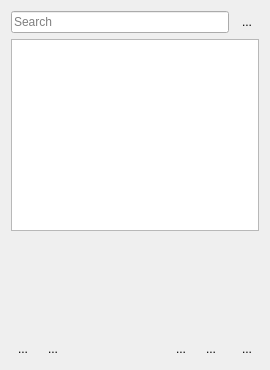
This is src/ui/guideslist_ui.ui in KDE/kdenlive as Qt 5 draws it before an edit. The edited form follows.
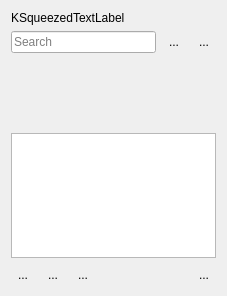
This is the edited form. Icons and pictures are not drawn. Custom widgets are drawn as their Qt base class.

Commit message: Make guides list show clip markers when a bin clip is selected, allow editing several markers (only allows changing category)

```diff
--- a/src/ui/guideslist_ui.ui
+++ b/src/ui/guideslist_ui.ui
@@ -6,15 +6,127 @@
    <rect>
     <x>0</x>
     <y>0</y>
-    <width>270</width>
-    <height>370</height>
+    <width>227</width>
+    <height>296</height>
    </rect>
   </property>
   <property name="windowTitle">
    <string>Form</string>
   </property>
   <layout class="QGridLayout" name="gridLayout">
-   <item row="3" column="4">
+   <item row="0" column="0" colspan="3">
+    <widget class="KSqueezedTextLabel" name="guideslist_label">
+     <property name="text">
+      <string>KSqueezedTextLabel</string>
+     </property>
+    </widget>
+   </item>
+   <item row="1" column="0">
+    <widget class="QLineEdit" name="filter_line">
+     <property name="placeholderText">
+      <string>Search</string>
+     </property>
+     <property name="clearButtonEnabled">
+      <bool>true</bool>
+     </property>
+    </widget>
+   </item>
+   <item row="1" column="2">
+    <widget class="QToolButton" name="sort_guides">
+     <property name="text">
+      <string>...</string>
+     </property>
+     <property name="icon">
+      <iconset theme="view-sort">
+       <normaloff>.</normaloff>.</iconset>
+     </property>
+     <property name="popupMode">
+      <enum>QToolButton::InstantPopup</enum>
+     </property>
+     <property name="autoRaise">
+      <bool>true</bool>
+     </property>
+    </widget>
+   </item>
+   <item row="5" column="0" colspan="3">
+    <layout class="QHBoxLayout" name="horizontalLayout">
+     <item>
+      <widget class="QToolButton" name="guide_add">
+       <property name="text">
+        <string>...</string>
+       </property>
+       <property name="icon">
+        <iconset theme="list-add">
+         <normaloff>../../../../.designer/backup</normaloff>../../../../.designer/backup</iconset>
+       </property>
+       <property name="popupMode">
+        <enum>QToolButton::DelayedPopup</enum>
+       </property>
+       <property name="autoRaise">
+        <bool>true</bool>
+       </property>
+      </widget>
+     </item>
+     <item>
+      <widget class="QToolButton" name="guide_edit">
+       <property name="text">
+        <string>...</string>
+       </property>
+       <property name="icon">
+        <iconset theme="document-edit"/>
+       </property>
+       <property name="autoRaise">
+        <bool>true</bool>
+       </property>
+      </widget>
+     </item>
+     <item>
+      <widget class="QToolButton" name="guide_delete">
+       <property name="text">
+        <string>...</string>
+       </property>
+       <property name="icon">
+        <iconset theme="edit-delete">
+         <normaloff>../../../../.designer/backup</normaloff>../../../../.designer/backup</iconset>
+       </property>
+       <property name="autoRaise">
+        <bool>true</bool>
+       </property>
+      </widget>
+     </item>
+     <item>
+      <spacer name="horizontalSpacer">
+       <property name="orientation">
+        <enum>Qt::Horizontal</enum>
+       </property>
+       <property name="sizeHint" stdset="0">
+        <size>
+         <width>77</width>
+         <height>20</height>
+        </size>
+       </property>
+      </spacer>
+     </item>
+     <item>
+      <widget class="QToolButton" name="guides_settings">
+       <property name="text">
+        <string>...</string>
+       </property>
+       <property name="icon">
+        <iconset theme="application-menu">
+         <normaloff>../../../../.designer/backup</normaloff>../../../../.designer/backup</iconset>
+       </property>
+       <property name="popupMode">
+        <enum>QToolButton::InstantPopup</enum>
+       </property>
+       <property name="autoRaise">
+        <bool>true</bool>
+       </property>
+      </widget>
+     </item>
+    </layout>
+   </item>
+   <item row="1" column="1">
     <widget class="QToolButton" name="show_categories">
      <property name="text">
       <string>...</string>
@@ -31,104 +143,21 @@
      </property>
     </widget>
    </item>
-   <item row="3" column="2">
-    <spacer name="horizontalSpacer">
-     <property name="orientation">
-      <enum>Qt::Horizontal</enum>
-     </property>
-     <property name="sizeHint" stdset="0">
-      <size>
-       <width>77</width>
-       <height>20</height>
-      </size>
-     </property>
-    </spacer>
-   </item>
-   <item row="1" column="0" colspan="7">
+   <item row="3" column="0" colspan="3">
     <widget class="QListView" name="guides_list">
      <property name="alternatingRowColors">
       <bool>true</bool>
      </property>
     </widget>
    </item>
-   <item row="3" column="6">
-    <widget class="QToolButton" name="configure">
-     <property name="text">
-      <string>...</string>
-     </property>
-     <property name="icon">
-      <iconset theme="configure">
-       <normaloff>../../../../.designer/backup</normaloff>../../../../.designer/backup</iconset>
-     </property>
-     <property name="autoRaise">
-      <bool>true</bool>
-     </property>
-    </widget>
-   </item>
-   <item row="3" column="1">
-    <widget class="QToolButton" name="guide_delete">
-     <property name="text">
-      <string>...</string>
-     </property>
-     <property name="icon">
-      <iconset theme="edit-delete">
-       <normaloff>../../../../.designer/backup</normaloff>../../../../.designer/backup</iconset>
-     </property>
-     <property name="autoRaise">
-      <bool>true</bool>
-     </property>
-    </widget>
-   </item>
-   <item row="0" column="6">
-    <widget class="QToolButton" name="sort_guides">
-     <property name="text">
-      <string>...</string>
-     </property>
-     <property name="icon">
-      <iconset theme="view-sort">
-       <normaloff>.</normaloff>.</iconset>
-     </property>
-     <property name="popupMode">
-      <enum>QToolButton::InstantPopup</enum>
-     </property>
-     <property name="autoRaise">
-      <bool>true</bool>
-     </property>
-    </widget>
-   </item>
-   <item row="3" column="3">
-    <widget class="QToolButton" name="guide_save">
-     <property name="text">
-      <string>...</string>
-     </property>
-     <property name="icon">
-      <iconset theme="document-export">
-       <normaloff>../../../../.designer/backup</normaloff>../../../../.designer/backup</iconset>
-     </property>
-     <property name="autoRaise">
-      <bool>true</bool>
-     </property>
-    </widget>
-   </item>
-   <item row="3" column="0">
-    <widget class="QToolButton" name="guide_add">
-     <property name="text">
-      <string>...</string>
-     </property>
-     <property name="icon">
-      <iconset theme="list-add">
-       <normaloff>../../../../.designer/backup</normaloff>../../../../.designer/backup</iconset>
-     </property>
-     <property name="popupMode">
-      <enum>QToolButton::DelayedPopup</enum>
-     </property>
-     <property name="autoRaise">
-      <bool>true</bool>
-     </property>
-    </widget>
-   </item>
-   <item row="2" column="0" colspan="7">
+   <item row="2" column="0" colspan="3">
     <widget class="QScrollArea" name="category_frame">
+     <property name="sizePolicy">
+      <sizepolicy hsizetype="Expanding" vsizetype="Preferred">
+       <horstretch>0</horstretch>
+       <verstretch>0</verstretch>
+      </sizepolicy>
+     </property>
      <property name="frameShape">
       <enum>QFrame::NoFrame</enum>
      </property>
@@ -140,25 +169,22 @@
        <rect>
         <x>0</x>
         <y>0</y>
-        <width>258</width>
-        <height>88</height>
+        <width>215</width>
+        <height>83</height>
        </rect>
       </property>
      </widget>
     </widget>
    </item>
-   <item row="0" column="0" colspan="6">
-    <widget class="QLineEdit" name="filter_line">
-     <property name="placeholderText">
-      <string>Search</string>
-     </property>
-     <property name="clearButtonEnabled">
-      <bool>true</bool>
-     </property>
-    </widget>
-   </item>
   </layout>
  </widget>
+ <customwidgets>
+  <customwidget>
+   <class>KSqueezedTextLabel</class>
+   <extends>QLabel</extends>
+   <header>ksqueezedtextlabel.h</header>
+  </customwidget>
+ </customwidgets>
  <resources/>
  <connections/>
 </ui>
```
The commit also changes 15 other files.
